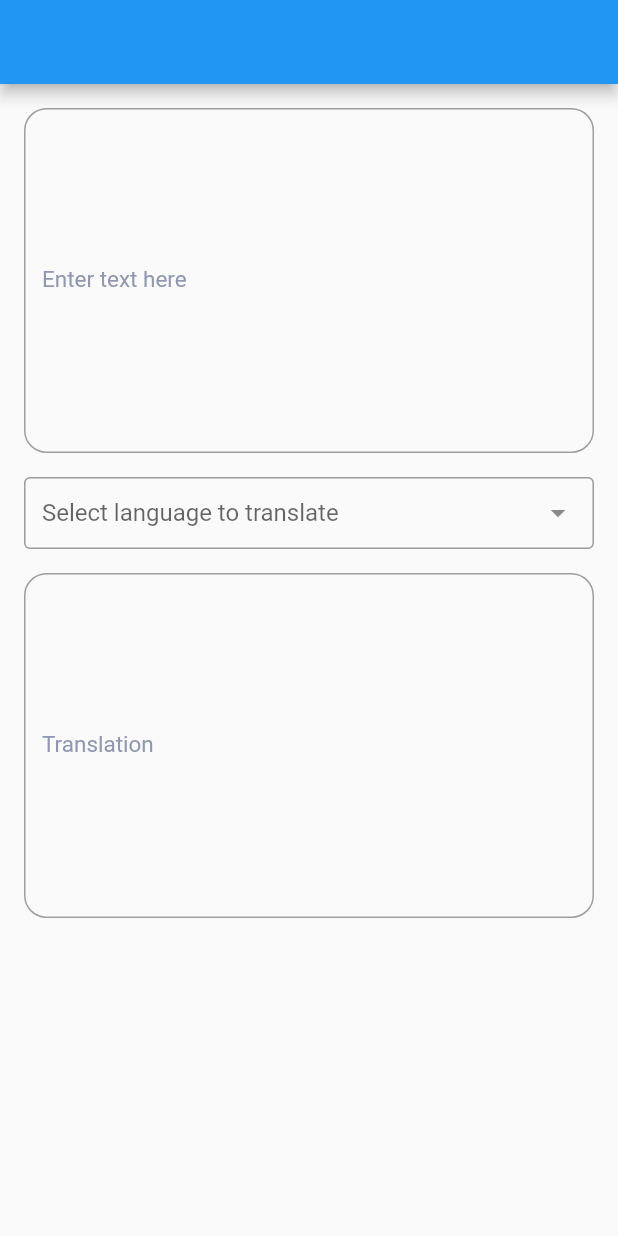
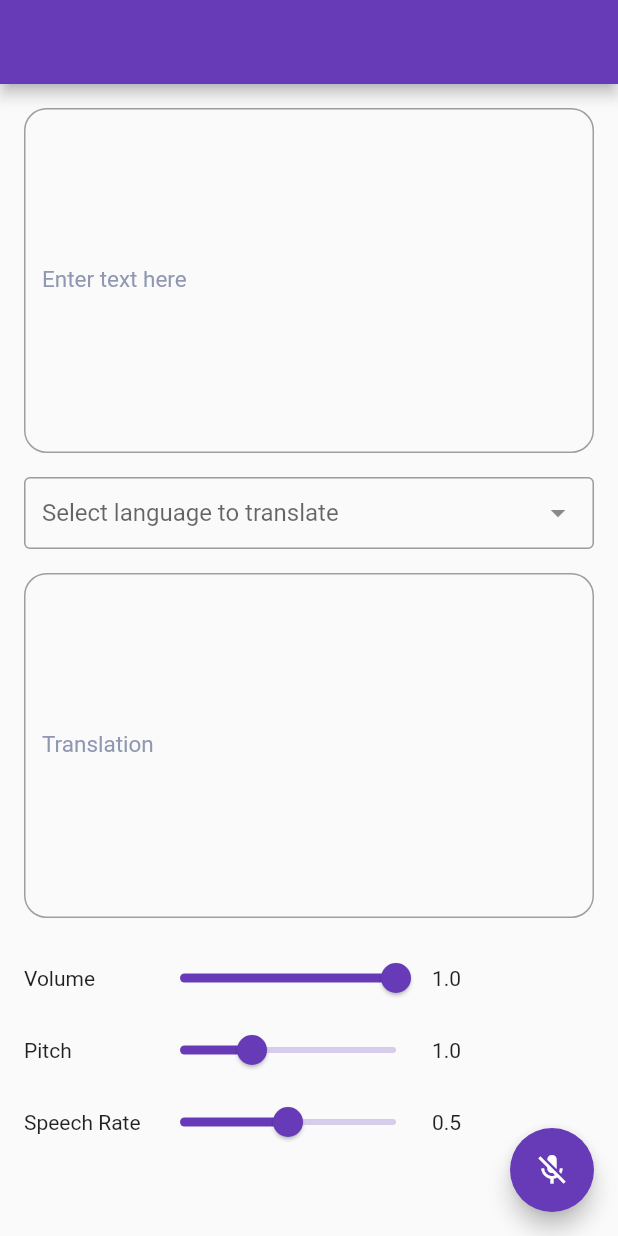
Before and after one commit to enamulhaque028/flutter_translator, a Flutter app: the screen it shows after launch, on a phone screen of 412 x 824 dp. Run offline on Flutter 3.47's test engine with Material 2 defaults, Android fonts, the phone set to English and light mode, and no system bars; drawn by our look-alikes of dropdown_search; our stand-ins replace flutter_tts, speech_to_text; missing offline and left inert: translator.

Commit message:
TTS, STT

```diff
--- a/lib/config/constants.dart
+++ b/lib/config/constants.dart
@@ -1,5 +1,8 @@
 class Constants {
   Constants._();
+
+  static Map<String, String> maleVoice = {"name": "bn-BD-language", "locale": "bn-BD"};
+  static Map<String, String> femaleVoice = {"name": "es-US-language", "locale": "es-US"};
 
   static List<Map<String, String>> allLanguageList = [
   {"languageCode":"ab", "languageName":"Abkhaz", "nativeName":"аҧсуа"},
@@ -31,7 +34,7 @@ class Constants {
   {"languageCode":"ch", "languageName":"Chamorro", "nativeName":"Chamoru"},
   {"languageCode":"ce", "languageName":"Chechen", "nativeName":"нохчийн мотт"},
   {"languageCode":"ny", "languageName":"Chichewa; Chewa; Nyanja", "nativeName":"chiCheŵa, chinyanja"},
-  {"languageCode":"zh", "languageName":"Chinese", "nativeName":"中文 (Zhōngwén), 汉语, 漢語"},
+  {"languageCode":"zh-cn", "languageName":"Chinese", "nativeName":"中文 (Zhōngwén), 汉语, 漢語"},
   {"languageCode":"cv", "languageName":"Chuvash", "nativeName":"чӑваш чӗлхи"},
   {"languageCode":"kw", "languageName":"Cornish", "nativeName":"Kernewek"},
   {"languageCode":"co", "languageName":"Corsican", "nativeName":"corsu, lingua corsa"},
--- a/lib/main.dart
+++ b/lib/main.dart
@@ -1,4 +1,5 @@
 import 'package:flutter/material.dart';
+import 'package:translator_app/config/presentation/app_color.dart';
 import 'package:translator_app/config/route.dart';
 import 'package:translator_app/translation_page.dart';
 
@@ -15,7 +16,7 @@ class MyApp extends StatelessWidget {
       debugShowCheckedModeBanner: false,
       navigatorKey: navigatorKey,
       theme: ThemeData(
-        primarySwatch: Colors.blue,
+        primarySwatch: AppColor.primarySwatch,
       ),
       home: const TranslationPage(),
     );
--- a/lib/translation_page.dart
+++ b/lib/translation_page.dart
@@ -5,6 +5,8 @@ import 'package:dropdown_search/dropdown_search.dart';
 import 'package:flutter/material.dart';
 import 'package:flutter/services.dart';
 import 'package:flutter_tts/flutter_tts.dart';
+import 'package:speech_to_text/speech_recognition_result.dart';
+import 'package:speech_to_text/speech_to_text.dart';
 import 'package:translator/translator.dart';
 import 'package:translator_app/config/route.dart';
 import 'package:translator_app/domain/dropdown_data.dart';
@@ -27,14 +29,29 @@ class _TranslationPageState extends State<TranslationPage> {
   bool hasFinished = false;
   FlutterTts flutterTts = FlutterTts();
   List<Language> languageList = [];
-  String languageCode = '';
+  //::::::::::::::: TTS :::::::::::::::
+  double volume = 1.0;
+  double pitch = 1.0;
+  double speechRate = 0.5;
+  //::::::::::::::: STT :::::::::::::::
+  final SpeechToText _speechToText = SpeechToText();
+  bool _speechEnabled = false;
+
+
+  /// This has to happen only once per app
+  void _initSpeech() async {
+    _speechEnabled = await _speechToText.initialize();
+    setState(() {});
+  }
 
   @override
   void initState() {
     String res = json.encode(Constants.allLanguageList);
     languageList = languageFromJson(res);
+    _initSpeech();
     super.initState();
   }
+
   @override
   Widget build(BuildContext context) {
     return Scaffold(
@@ -52,19 +69,7 @@ class _TranslationPageState extends State<TranslationPage> {
                 hint: 'Select language to translate',
                 showSearchBox: true,
                 itemAsString: (Language? data) => '${data!.languageName} (${data.nativeName})',
-                onChanged: (Language? data) async {
-                  log(data!.languageCode);
-                  await flutterTts.stop();
-                  setState(() {
-                    outputTextController.text = 'Translating.......';
-                  });
-                  Translation translation = await translator.translate(inputTextController.text, to: data.languageCode);
-                  setState(() {
-                    outputTextController.text = translation.text;
-                    hasFinished = true;
-                    languageCode = data.languageCode;
-                  });
-                },
+                onChanged: translateLanguage,
                 items: languageList,
               ),
               const SizedBox(height: 16),
@@ -96,7 +101,7 @@ class _TranslationPageState extends State<TranslationPage> {
                         ),
                         const SizedBox(width: 8),
                         CustomIconButton(
-                          onTap: controlTextToSpeech,
+                          onTap: convertTextToSpeech,
                           iconData: Icons.volume_up,
                         ),
                       ],
@@ -104,14 +109,100 @@ class _TranslationPageState extends State<TranslationPage> {
                   ) : const SizedBox.shrink(),
                 ],
               ),
+              Row(
+                children: [
+                  const SizedBox(width: 80, child: Text('Volume')),
+                  Slider(
+                    min: 0.0,
+                    max: 1.0,
+                    value: volume,
+                    onChanged: (value) {
+                      setState(() {
+                        volume = value;
+                      });
+                    },
+                  ),
+                  SizedBox(
+                    width: 80,
+                    child: Text(double.parse(volume.toStringAsFixed(2)).toString()),
+                  ),
+                ],
+              ),
+              Row(
+                children: [
+                  const SizedBox(width: 80, child: Text('Pitch')),
+                  Slider(
+                    min: 0.5,
+                    max: 2.0,
+                    value: pitch,
+                    onChanged: (value) {
+                      setState(() {
+                        pitch = value;
+                      });
+                    },
+                  ),
+                  SizedBox(
+                    width: 80,
+                    child: Text(double.parse(pitch.toStringAsFixed(2)).toString()),
+                  ),
+                ],
+              ),
+              Row(
+                children: [
+                  const SizedBox(width: 80, child: Text('Speech Rate')),
+                  Slider(
+                    min: 0.0,
+                    max: 1.0,
+                    value: speechRate,
+                    onChanged: (value) {
+                      setState(() {
+                        speechRate = value;
+                      });
+                    },
+                  ),
+                  SizedBox(
+                    width: 80,
+                    child: Text(double.parse(speechRate.toStringAsFixed(2)).toString()),
+                  ),
+                ],
+              ),
             ],
           ),
         ),
       ),
+      floatingActionButton: FloatingActionButton(
+        child: Icon(_speechToText.isNotListening ? Icons.mic_off : Icons.mic),
+        onPressed: () {
+          // RouteController.instance.push(page: const VoiceToTextWidget());
+          _speechToText.isNotListening ? _startListening() : _stopListening();
+        },
+      ),
     );
   }
 
-  Future<void> controlTextToSpeech() async {
+  //::::::::::::::::::::::::::::: Translate Language :::::::::::::::::::::::::::::
+  Future<void> translateLanguage(Language? data) async {
+    log(data!.languageCode);
+    await flutterTts.stop();
+    setState(() {
+      outputTextController.text = 'Translating.......';
+    });
+    Translation translation = await translator.translate(inputTextController.text, to: data.languageCode);
+    setState(() {
+      outputTextController.text = translation.text;
+      hasFinished = true;
+    });
+  }
+
+  //::::::::::::::::::::::::::::: Initialize TTF Settings :::::::::::::::::::::::::::::
+  Future<void> initTTSSettings() async {
+    await flutterTts.setVolume(volume);
+    await flutterTts.setPitch(pitch);
+    await flutterTts.setSpeechRate(speechRate);
+  }
+
+  //::::::::::::::::::::::::::::: Convert Text To Speech :::::::::::::::::::::::::::::
+  Future<void> convertTextToSpeech() async {
     // bool isLanguageAvailable = await flutterTts.isLanguageAvailable(languageCode) as bool;
     // if (isLanguageAvailable) {
     //   await flutterTts.speak(outputTextController.text);
@@ -119,7 +210,34 @@ class _TranslationPageState extends State<TranslationPage> {
     //   String errText = 'Sorry this language is not available!';
     //   await flutterTts.speak(errText);
     //   RouteController.instance.showSnackBar(message: errText);
-    // }
+    initTTSSettings();
     await flutterTts.speak(outputTextController.text);
   }
+
+  //::::::::::::::::::::::::::::: Convert Speech To Text :::::::::::::::::::::::::::::
+
+  // Each time to start a speech recognition session
+  void _startListening() async {
+    inputTextController.clear();
+    outputTextController.clear();
+    await _speechToText.listen(onResult: _onSpeechResult, localeId: 'bn');
+    setState(() {});
+  }
+
+  /// Manually stop the active speech recognition session
+  /// Note that there are also timeouts that each platform enforces
+  /// and the SpeechToText plugin supports setting timeouts on the
+  /// listen method.
+  void _stopListening() async {
+    await _speechToText.stop();
+    setState(() {});
+  }
+
+  /// This is the callback that the SpeechToText plugin calls when
+  /// the platform returns recognized words.
+  void _onSpeechResult(SpeechRecognitionResult result) {
+    setState(() {
+      inputTextController.text = result.recognizedWords;
+    });
+  }
 }
--- a/lib/voice_to_text.dart
+++ b/lib/voice_to_text.dart
@@ -28,7 +28,7 @@ class _VoiceToTextWidgetState extends State<VoiceToTextWidget> {
 
   /// Each time to start a speech recognition session
   void _startListening() async {
-    await _speechToText.listen(onResult: _onSpeechResult, localeId: 'bn');
+    await _speechToText.listen(onResult: _onSpeechResult, localeId: 'en');
     setState(() {});
   }
 
```
